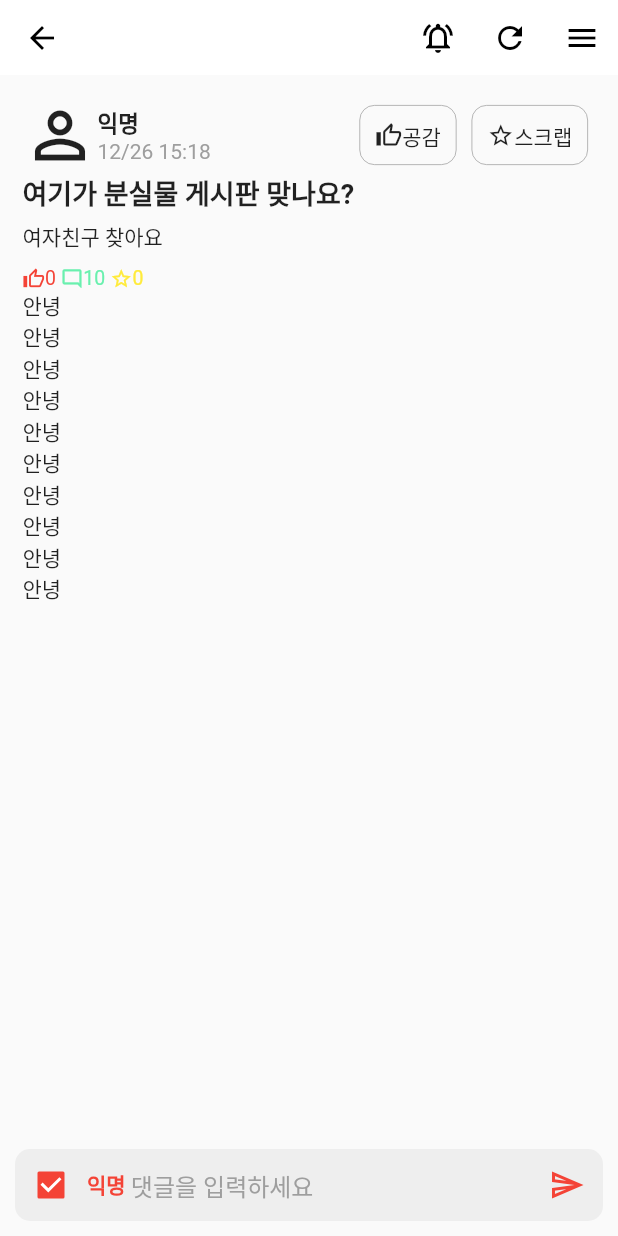
After one commit to ssoljin/cloned_everytime, a Flutter app: the PostPage screen opened directly, on a phone screen of 412 x 824 dp. The commit adds this screen. Run offline on Flutter 3.47's test engine with Material 2 defaults, Android fonts, the phone set to English and light mode, and no system bars.

Commit message:
Impl : View post page

```diff
--- a/lib/data/preview_post.dart
+++ b/lib/data/preview_post.dart
@@ -1,3 +1,4 @@
+import 'package:everytime_clone/view/post_page.dart';
 import 'package:flutter/cupertino.dart';
 import 'package:flutter/material.dart';
 
@@ -24,7 +25,7 @@ class PreviewPost extends StatelessWidget{
       margin: EdgeInsets.only(left: 10, right: 10),
       padding: EdgeInsets.only(bottom: 10, top: 10),
       child: FlatButton(
-        onPressed: ()=>{},
+        onPressed: ()=>{Navigator.push(context, CupertinoPageRoute(builder: (context)=>PostPage()))},
         child: Column(
           mainAxisAlignment: MainAxisAlignment.spaceBetween,
           crossAxisAlignment: CrossAxisAlignment.start,
--- /dev/null
+++ b/lib/view/post_page.dart
@@ -0,0 +1,197 @@
+import 'package:flutter/material.dart';
+import 'package:flutter/rendering.dart';
+
+class PostPage extends StatefulWidget{
+
+  @override
+  _PostPageState createState() => _PostPageState();
+}
+
+class _PostPageState extends State<PostPage>{
+  bool temp = true;
+  @override
+  Widget build(BuildContext context) {
+    return Scaffold(
+      appBar: AppBar(
+        leading: IconButton(icon: Icon(Icons.arrow_back, color: Colors.black,), onPressed: ()=>{Navigator.pop(context)},),
+        elevation: 0,
+        toolbarHeight: 50,
+        backgroundColor: Colors.white,
+        actions: [
+          IconButton(icon: Icon(Icons.notifications_active_outlined, color: Colors.black), onPressed: null),
+          IconButton(icon: Icon(Icons.refresh, color: Colors.black,), onPressed: null),
+          IconButton(icon: Icon(Icons.menu, color: Colors.black,), onPressed: null),
+        ],
+      ),
+      body: Container(
+        child: Column(
+          mainAxisAlignment: MainAxisAlignment.spaceBetween,
+          children: [
+            Expanded(
+              //height: MediaQuery.of(context).size.height - MediaQuery.of(context).,
+              //margin: EdgeInsets.all(15),
+              child:Container(
+                margin: EdgeInsets.all(15),
+                child:ListView(
+                  children: [
+                    Column(
+                      crossAxisAlignment: CrossAxisAlignment.start,
+                      mainAxisAlignment: MainAxisAlignment.spaceAround,
+                      children: [
+                        Row(
+                          mainAxisAlignment: MainAxisAlignment.spaceBetween,
+                          children: [
+                            Container(
+                              child: Row(
+                                children: [
+                                  Icon(Icons.person_outline, size: 50,),
+                                  Column(
+                                    crossAxisAlignment: CrossAxisAlignment.start,
+                                    children: [
+                                      Text('익명', style: TextStyle(fontWeight: FontWeight.bold, fontSize: 15),),
+                                      Text('12/26 15:18', style: TextStyle(color: Colors.grey)),
+                                    ],
+                                  ),
+                                ],
+                              ),
+                            ),
+                            Container(
+                                child: Row(
+                                  mainAxisAlignment: MainAxisAlignment.end,
+                                  mainAxisSize: MainAxisSize.min,
+                                  children: [
+                                    FlatButton(
+                                      onPressed: ()=>{},
+                                      minWidth: 0,
+                                      padding: EdgeInsets.all(0),
+                                      child: Container(
+                                          height: 40,
+                                          padding: EdgeInsets.all(10),
+                                          margin: EdgeInsets.all(5),
+                                          decoration: BoxDecoration(
+                                            borderRadius: BorderRadius.circular(10),
+                                            border: Border.all(color: Colors.grey, width: 0.5),
+                                          ),
+                                          child: Row(
+                                            children: [
+                                              Icon(Icons.thumb_up_alt_outlined, size: 18),
+                                              Text('공감')
+                                            ],
+                                          )
+                                      ),
+                                    ),
+                                    FlatButton(
+                                      minWidth: 0,
+                                      onPressed: ()=>{},
+                                      padding: EdgeInsets.all(0),
+                                      child: Container(
+                                          height: 40,
+                                          padding: EdgeInsets.all(10),
+                                          margin: EdgeInsets.all(5),
+                                          decoration: BoxDecoration(
+                                            borderRadius: BorderRadius.circular(10),
+                                            border: Border.all(color: Colors.grey, width: 0.5),
+                                          ),
+                                          child: Row(
+                                            children: [
+                                              Icon(Icons.star_border, size: 18,),
+                                              Text('스크랩',)
+                                            ],
+                                          )
+                                      ),
+                                    ),
+                                  ],
+                                )
+                            ),
+                          ],
+                        ),
+                        Text('여기가 분실물 게시판 맞나요?', style: TextStyle(fontWeight: FontWeight.bold, fontSize: 18),),
+                        Container(
+                          margin: EdgeInsets.only(top: 5, bottom: 10),
+                          child: Text('여자친구 찾아요',),
+                        ),
+
+                        Row(
+                          children: [
+                            Icon(Icons.thumb_up_alt_outlined, color: Colors.red, size: 15,),
+                            Text('0 ', style: TextStyle(color: Colors.red, fontSize: 13),),
+                            Icon(Icons.mode_comment_outlined, color: Colors.greenAccent, size: 15,),
+                            Text('10 ', style: TextStyle(color: Colors.greenAccent, fontSize: 13),),
+                            Icon(Icons.star_border, color: Colors.yellow, size: 15,),
+                            Text('0 ', style: TextStyle(color: Colors.yellow, fontSize: 13),),
+                          ],
+                        ),
+                        Column(
+                          children: [
+                            Text('안녕'),
+                            Text('안녕'),
+                            Text('안녕'),
+                            Text('안녕'),
+                            Text('안녕'),
+                            Text('안녕'),
+                            Text('안녕'),
+                            Text('안녕'),
+                            Text('안녕'),
+                            Text('안녕'),
+
+                          ],
+                        ),
+                      ],
+                    ),
+                  ],
+                ),
+              ),
+
+            ),
+            Container(
+              margin: EdgeInsets.all(10),
+              decoration: BoxDecoration(
+                borderRadius: BorderRadius.circular(10.0),
+                color: Color(0xFFEEEEEE),
+              ),
+              child: Row(
+                mainAxisAlignment: MainAxisAlignment.start,
+                children: [
+                  Checkbox(
+                    value: temp,
+                    onChanged: (value){
+                    setState(() {
+                          temp = value;
+                        }
+                      );
+                    },
+                    checkColor: Colors.white,
+                    activeColor: Colors.red,
+                  ),
+                  Text('익명 ', style: TextStyle(color: temp?Colors.red:Colors.grey, fontWeight: FontWeight.bold),),
+                  Flexible(
+                    child: TextField(
+                      cursorColor: Colors.red,
+                      decoration: InputDecoration(
+                        hintText: '댓글을 입력하세요',
+                        hintStyle: TextStyle(color: Colors.grey),
+                        focusedBorder: UnderlineInputBorder(
+                          borderSide: BorderSide(color: Color(0X00000000)),
+                        ),
+                        enabledBorder: UnderlineInputBorder(
+                          borderSide: BorderSide(color: Color(0X00000000)),
+                        ),
+                        focusColor: Colors.red,
+                      ),
+                    )
+                  ),
+                  IconButton(icon: Icon(Icons.send_outlined), color: Colors.red, onPressed: ()=>{}, splashRadius: 0.1,)
+                ],
+              ),
+            ),
+          ],
+        ),
+      ),
+
+    );
+  }
+
+  Widget _buildComment(){
+
+  }
+}
```
